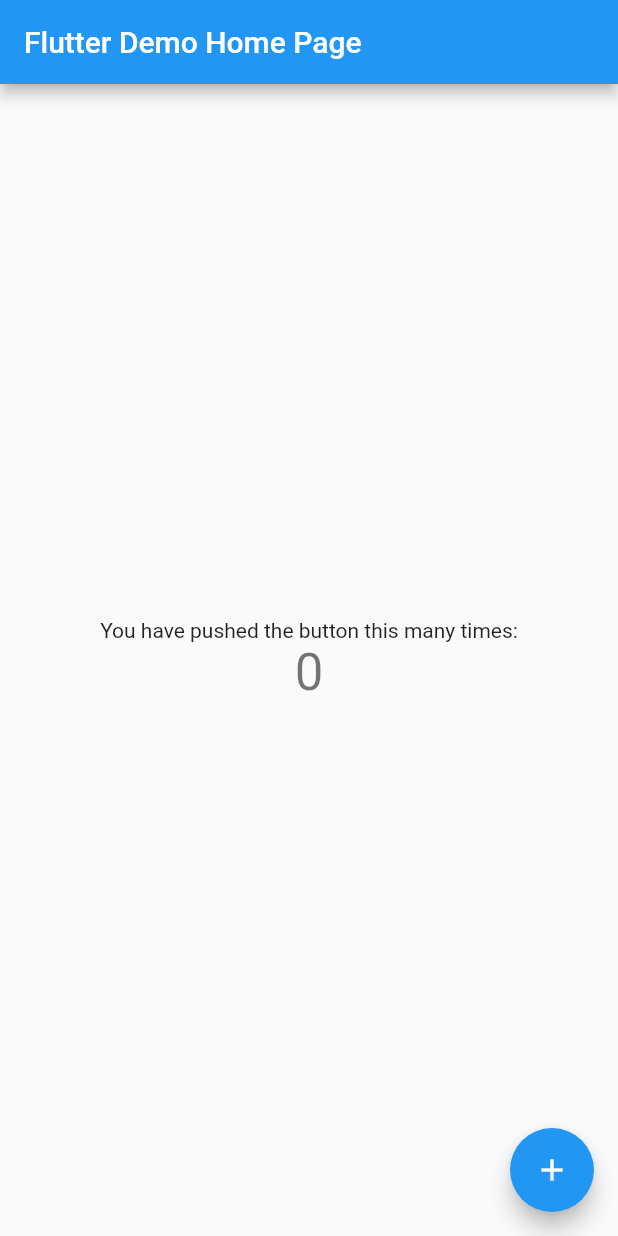
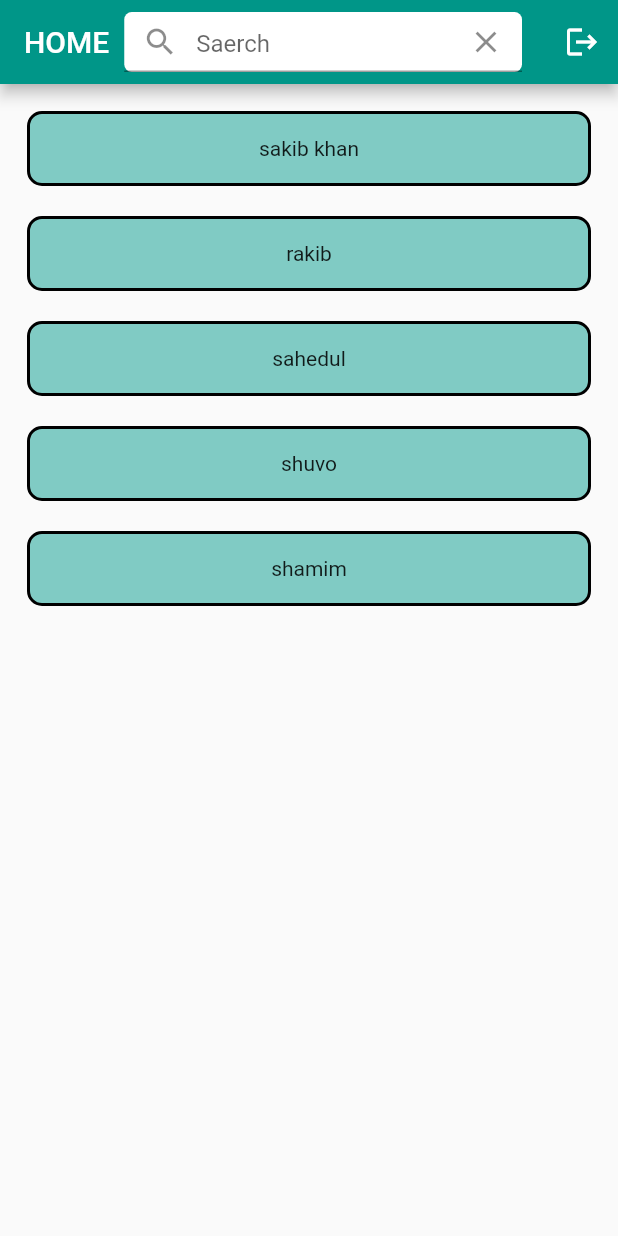
Before and after one commit to sakib151659/task6, a Flutter app: the screen it shows after launch, on a phone screen of 412 x 824 dp. Run offline on Flutter 3.47's test engine with Material 2 defaults, Android fonts, the phone set to English and light mode, and no system bars.

Commit message:
listview optio0n added

```diff
--- /dev/null
+++ b/lib/home/home.dart
@@ -0,0 +1,77 @@
+import 'package:flutter/cupertino.dart';
+import 'package:flutter/material.dart';
+
+class HomePage extends StatefulWidget {
+  const HomePage({Key? key}) : super(key: key);
+
+  @override
+  _HomePageState createState() => _HomePageState();
+}
+
+class _HomePageState extends State<HomePage> {
+  @override
+  Widget build(BuildContext context) {
+    List <String> names = [
+      'sakib khan',
+      'rakib',
+      'sahedul',
+      'shuvo',
+      'shamim'
+    ];
+    return Scaffold(
+      appBar: AppBar(
+        backgroundColor: Colors.teal,
+        title: Row(
+          mainAxisAlignment: MainAxisAlignment.spaceBetween,
+          children: <Widget>[
+            const Text("HOME"),
+            const SizedBox(width: 10,),
+            Expanded(
+              child: Container(
+                height: 40,
+                decoration: BoxDecoration(
+                  color: Colors.white,
+                  borderRadius: BorderRadius.circular(5),
+                ),
+                child: TextField(
+                  decoration: InputDecoration(
+                    prefixIcon: const Icon(Icons.search),
+                    suffixIcon: IconButton(onPressed: (){
+
+                    }, icon: Icon(Icons.clear)),
+                    hintText: 'Saerch',
+
+                  ),
+                ),
+              ),
+            )
+          ],
+        ),
+        actions: [
+          IconButton(onPressed: (){
+
+          },
+              icon: const Icon(Icons.logout))
+        ],
+
+
+      ),
+      body: ListView.builder(
+          padding: const EdgeInsets.all(8),
+          itemCount: names.length,
+          itemBuilder: (BuildContext context, int index) {
+            return Container(
+              decoration: BoxDecoration(
+                border: Border.all(color: Colors.black, width: 2),
+                borderRadius: BorderRadius.circular(10),
+                color: Colors.teal.shade200,
+              ),
+              margin: const EdgeInsets.all(10),
+              height: 50,
+              child: Center(child: Text(names[index])),
+            );
+          }
+      )
+    );
+  }
+}
--- a/lib/main.dart
+++ b/lib/main.dart
@@ -1,4 +1,5 @@
 import 'package:flutter/material.dart';
+import 'package:task6/home/home.dart';
 
 void main() {
   runApp(const MyApp());
@@ -7,109 +8,11 @@ void main() {
 class MyApp extends StatelessWidget {
   const MyApp({Key? key}) : super(key: key);
 
-  // This widget is the root of your application.
   @override
   Widget build(BuildContext context) {
-    return MaterialApp(
+    return const MaterialApp(
       title: 'Flutter Demo',
-      theme: ThemeData(
-        // This is the theme of your application.
-        //
-        // Try running your application with "flutter run". You'll see the
-        // application has a blue toolbar. Then, without quitting the app, try
-        // changing the primarySwatch below to Colors.green and then invoke
-        // "hot reload" (press "r" in the console where you ran "flutter run",
-        // or simply save your changes to "hot reload" in a Flutter IDE).
-        // Notice that the counter didn't reset back to zero; the application
-        // is not restarted.
-        primarySwatch: Colors.blue,
-      ),
-      home: const MyHomePage(title: 'Flutter Demo Home Page'),
+      home: HomePage(),
     );
   }
 }
-
-class MyHomePage extends StatefulWidget {
-  const MyHomePage({Key? key, required this.title}) : super(key: key);
-
-  // This widget is the home page of your application. It is stateful, meaning
-  // that it has a State object (defined below) that contains fields that affect
-  // how it looks.
-
-  // This class is the configuration for the state. It holds the values (in this
-  // case the title) provided by the parent (in this case the App widget) and
-  // used by the build method of the State. Fields in a Widget subclass are
-  // always marked "final".
-
-  final String title;
-
-  @override
-  State<MyHomePage> createState() => _MyHomePageState();
-}
-
-class _MyHomePageState extends State<MyHomePage> {
-  int _counter = 0;
-
-  void _incrementCounter() {
-    setState(() {
-      // This call to setState tells the Flutter framework that something has
-      // changed in this State, which causes it to rerun the build method below
-      // so that the display can reflect the updated values. If we changed
-      // _counter without calling setState(), then the build method would not be
-      // called again, and so nothing would appear to happen.
-      _counter++;
-    });
-  }
-
-  @override
-  Widget build(BuildContext context) {
-    // This method is rerun every time setState is called, for instance as done
-    // by the _incrementCounter method above.
-    //
-    // The Flutter framework has been optimized to make rerunning build methods
-    // fast, so that you can just rebuild anything that needs updating rather
-    // than having to individually change instances of widgets.
-    return Scaffold(
-      appBar: AppBar(
-        // Here we take the value from the MyHomePage object that was created by
-        // the App.build method, and use it to set our appbar title.
-        title: Text(widget.title),
-      ),
-      body: Center(
-        // Center is a layout widget. It takes a single child and positions it
-        // in the middle of the parent.
-        child: Column(
-          // Column is also a layout widget. It takes a list of children and
-          // arranges them vertically. By default, it sizes itself to fit its
-          // children horizontally, and tries to be as tall as its parent.
-          //
-          // Invoke "debug painting" (press "p" in the console, choose the
-          // "Toggle Debug Paint" action from the Flutter Inspector in Android
-          // Studio, or the "Toggle Debug Paint" command in Visual Studio Code)
-          // to see the wireframe for each widget.
-          //
-          // Column has various properties to control how it sizes itself and
-          // how it positions its children. Here we use mainAxisAlignment to
-          // center the children vertically; the main axis here is the vertical
-          // axis because Columns are vertical (the cross axis would be
-          // horizontal).
-          mainAxisAlignment: MainAxisAlignment.center,
-          children: <Widget>[
-            const Text(
-              'You have pushed the button this many times:',
-            ),
-            Text(
-              '$_counter',
-              style: Theme.of(context).textTheme.headline4,
-            ),
-          ],
-        ),
-      ),
-      floatingActionButton: FloatingActionButton(
-        onPressed: _incrementCounter,
-        tooltip: 'Increment',
-        child: const Icon(Icons.add),
-      ), // This trailing comma makes auto-formatting nicer for build methods.
-    );
-  }
-}
```
